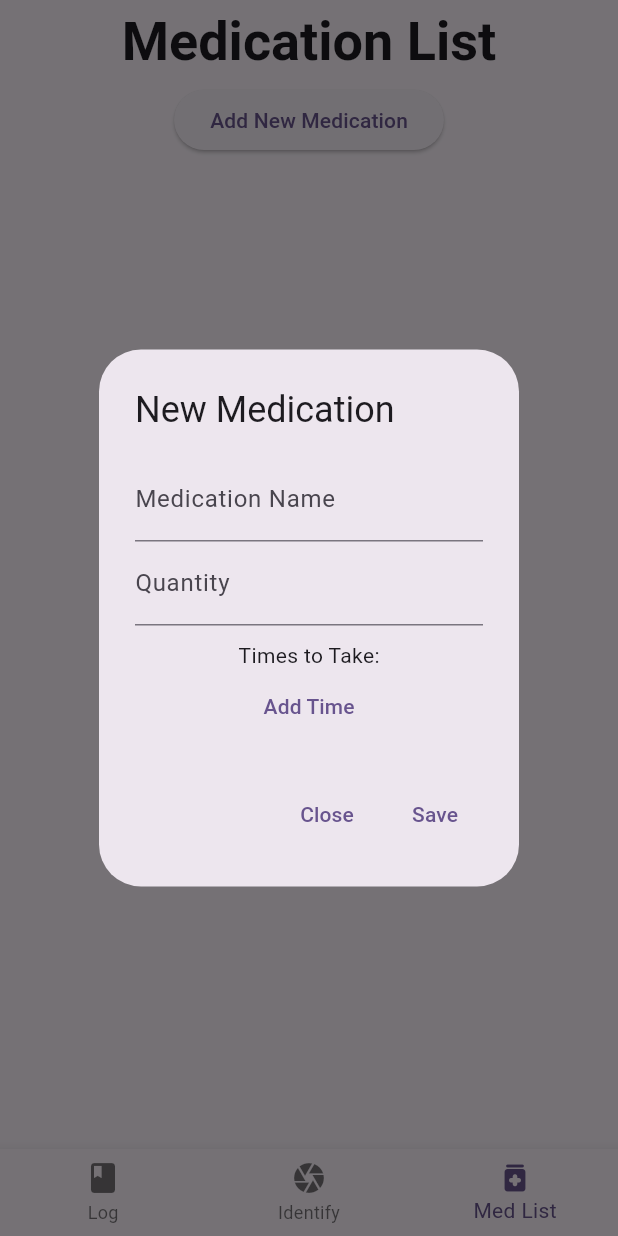
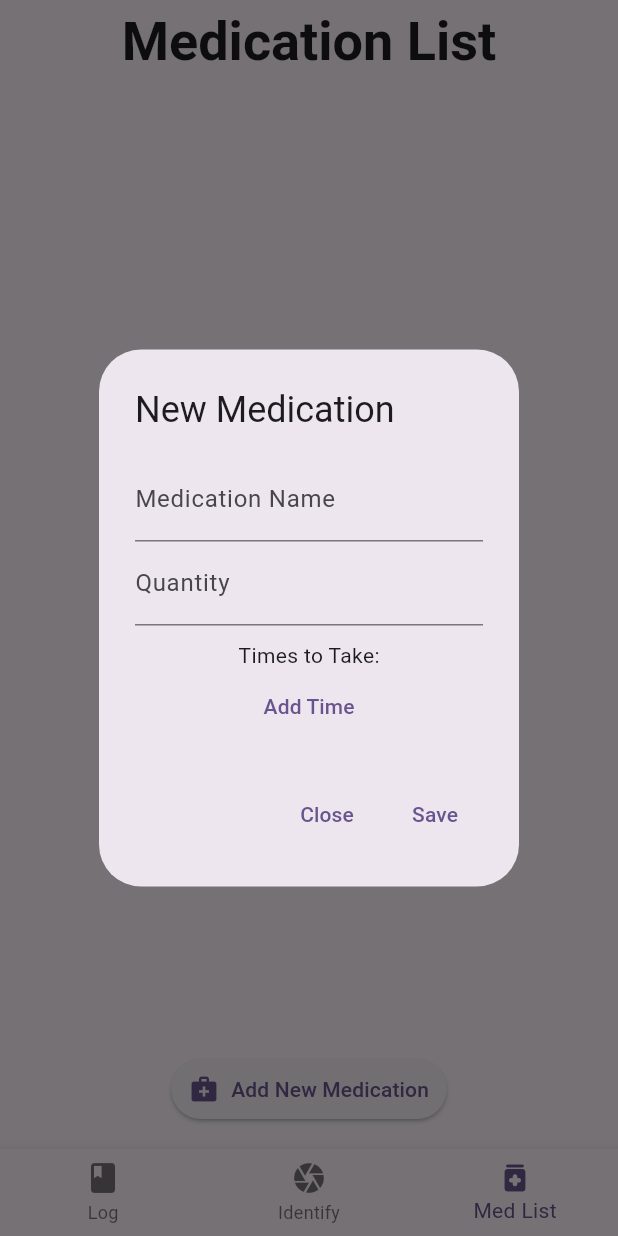
Before and after one commit to nhagan1497/PolypharmacyAppFrontend, a Flutter app: the screen it shows once a user with an empty profile is signed in, item 3 of the bottom bar chosen, after a tap on "Add New Medication", on a phone screen of 412 x 824 dp. Run offline on Flutter 3.47's test engine with Material 3 defaults, Android fonts, the phone set to English and light mode, and no system bars; our stand-ins replace dio, fast_immutable_collections, firebase_auth, firebase_core, flutter_hooks, flutter_riverpod and 3 more; missing offline and left inert: firebase_ui_auth, firebase_ui_oauth_google; accounts and stored records are empty; generated files the repository leaves out were written again; statements that could not run were skipped.

Commit message:
make medlist scrollable

```diff
--- a/lib/ui/med_list/med_display_tile.dart
+++ b/lib/ui/med_list/med_display_tile.dart
@@ -9,7 +9,8 @@ class MedDisplayTile extends ConsumerWidget {
 
   @override
   Widget build(BuildContext context, WidgetRef ref) {
-    return Column(children: [
+    return Column(
+      children: [
         const Divider(
           color: Colors.grey,
           height: 20,
@@ -37,8 +38,6 @@ class MedDisplayTile extends ConsumerWidget {
                     icon: const Icon(Icons.edit, size: 20),
                     label: const Text('Edit'),
                     style: ElevatedButton.styleFrom(
-                    foregroundColor: Colors.white,
-                    backgroundColor: Colors.blue,
                       padding: const EdgeInsets.symmetric(horizontal: 12, vertical: 8),
                       shape: RoundedRectangleBorder(
                         borderRadius: BorderRadius.circular(20), // Oval shape
@@ -53,8 +52,6 @@ class MedDisplayTile extends ConsumerWidget {
                     icon: const Icon(Icons.delete, size: 20),
                     label: const Text('Delete'),
                     style: ElevatedButton.styleFrom(
-                    foregroundColor: Colors.white,
-                    backgroundColor: Colors.red,
                       padding: const EdgeInsets.symmetric(horizontal: 12, vertical: 8),
                       shape: RoundedRectangleBorder(
                         borderRadius: BorderRadius.circular(20), // Oval shape
@@ -84,6 +81,7 @@ class MedDisplayTile extends ConsumerWidget {
             ),
           ),
         ),
-    ]);
+      ],
+    );
   }
 }
--- a/lib/ui/med_list/med_list_screen.dart
+++ b/lib/ui/med_list/med_list_screen.dart
@@ -12,9 +12,20 @@ class MedListScreen extends ConsumerWidget {
   Widget build(BuildContext context, WidgetRef ref) {
     final medList = ref.watch(medListStateProvider).valueOrNull;
 
-    return Center(
-      child: Column(children: [
-        ElevatedButton(
+    return Scaffold(
+      body: Column(
+        children: [
+          Expanded(
+            child: ListView.builder(
+              itemCount: medList?.length ?? 0,
+              itemBuilder: (context, index) {
+                return MedDisplayTile(medication: medList![index]);
+              },
+            ),
+          ),
+          Padding(
+            padding: const EdgeInsets.all(16.0),
+            child: ElevatedButton.icon(
               onPressed: () {
                 showDialog(
                   context: context,
@@ -23,12 +34,18 @@ class MedListScreen extends ConsumerWidget {
                   },
                 );
               },
-          child: const Text('Add New Medication'),
+              icon: const Icon(Icons.medical_services, size: 20),
+              label: const Text('Add New Medication'),
+              style: ElevatedButton.styleFrom(
+                padding: const EdgeInsets.symmetric(horizontal: 12, vertical: 8),
+                shape: RoundedRectangleBorder(
+                  borderRadius: BorderRadius.circular(20), // Oval shape
                 ),
-        const SizedBox(height: 8),
-        ...?medList
-            ?.map((medication) => MedDisplayTile(medication: medication)),
-      ]),
+              ),
+            ),
+          ),
+        ],
+      ),
     );
   }
 }
```
Lines whose indentation alone changed are shown as unchanged.
